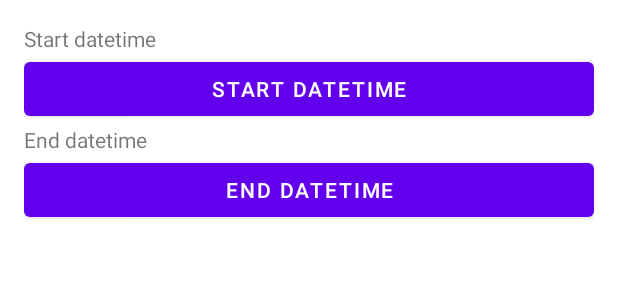
After one commit to tyronfonseca/RouteRecorder, an Android app: the layout dialog_export_data.xml on its own in the app's theme, with its tools: preview values and no code run, on a phone screen of 412 x 824 dp. The commit adds this screen. Shown: the top 300 px of the screen. Run offline under Robolectric (Android 15) with nearby library versions, the phone set to English and light mode, and no system bars.

Commit message:
Now can export data

```diff
--- a/app/src/main/java/com/tf/routerrecorder/Database/DAO/RRDataDao.java
+++ b/app/src/main/java/com/tf/routerrecorder/Database/DAO/RRDataDao.java
@@ -17,7 +17,7 @@ public interface RRDataDao {
     List<RRData> getAll();
 
     @Query("SELECT * FROM RRData WHERE unix_time BETWEEN :begin_time AND :end_time")
-    List<RRData> getByRange(int begin_time, int end_time);
+    List<RRData> getByRange(long begin_time, long end_time);
 
     @Query("SELECT * FROM RRData WHERE unix_time = :id LIMIT 1")
     RRData findById(String id);
--- /dev/null
+++ b/app/src/main/res/layout/dialog_export_data.xml
@@ -0,0 +1,31 @@
+<?xml version="1.0" encoding="utf-8"?>
+<LinearLayout xmlns:android="http://schemas.android.com/apk/res/android"
+    android:layout_width="match_parent"
+    android:layout_height="wrap_content"
+    android:orientation="vertical"
+    android:padding="16dp">
+
+    <TextView
+        android:id="@+id/start_tx"
+        android:layout_width="match_parent"
+        android:layout_height="wrap_content"
+        android:text="@string/start_datetime" />
+
+    <Button
+        android:id="@+id/start_btn"
+        android:layout_width="match_parent"
+        android:layout_height="wrap_content"
+        android:text="@string/start_datetime" />
+
+    <TextView
+        android:id="@+id/end_tx"
+        android:layout_width="match_parent"
+        android:layout_height="wrap_content"
+        android:text="@string/end_datetime" />
+
+    <Button
+        android:id="@+id/end_btn"
+        android:layout_width="match_parent"
+        android:layout_height="wrap_content"
+        android:text="@string/end_datetime" />
+</LinearLayout>
--- a/app/src/main/res/menu/main_menu.xml
+++ b/app/src/main/res/menu/main_menu.xml
@@ -12,4 +12,8 @@
         android:id="@+id/action_clean"
         android:title="@string/limpiar_ruta">
     </item>
+    <item
+        android:id="@+id/action_export"
+        android:title="@string/exportar_datos">
+    </item>
 </menu>
--- a/app/src/main/res/values/strings.xml
+++ b/app/src/main/res/values/strings.xml
@@ -5,4 +5,7 @@
     <string name="seleccionar_ruta">Seleccionar ruta</string>
     <string name="cargar_gtfs_zip">Cargar GTFS (.zip)</string>
     <string name="limpiar_ruta">Limpiar ruta</string>
+    <string name="exportar_datos">Exportar datos</string>
+    <string name="start_datetime">Start datetime</string>
+    <string name="end_datetime">End datetime</string>
 </resources>
```
Also changed, not shown: app/src/main/java/com/tf/routerrecorder/Database/Entities/RRData.java (+9 -9 lines), app/src/main/java/com/tf/routerrecorder/MainActivity.java (+74 -12 lines), app/src/main/java/com/tf/routerrecorder/Utils/DateTimePicker.java (added, +61 -0 lines), app/src/main/java/com/tf/routerrecorder/Utils/GTFSExporter.java (added, +44 -0 lines).
